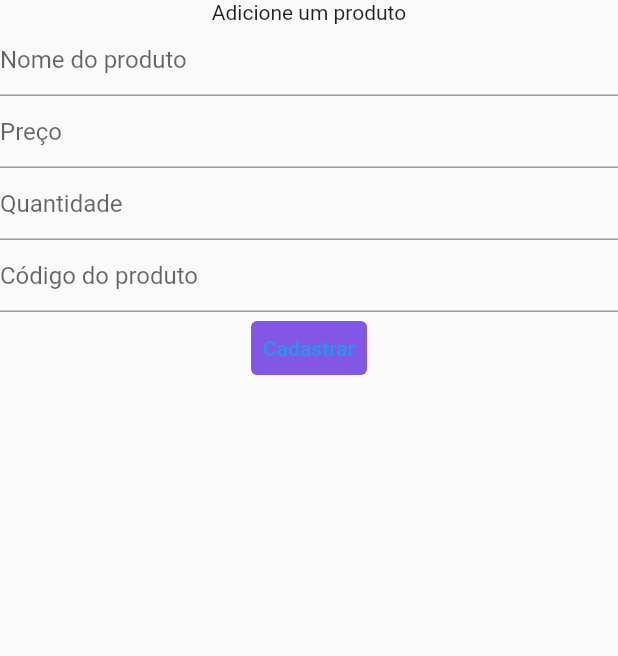
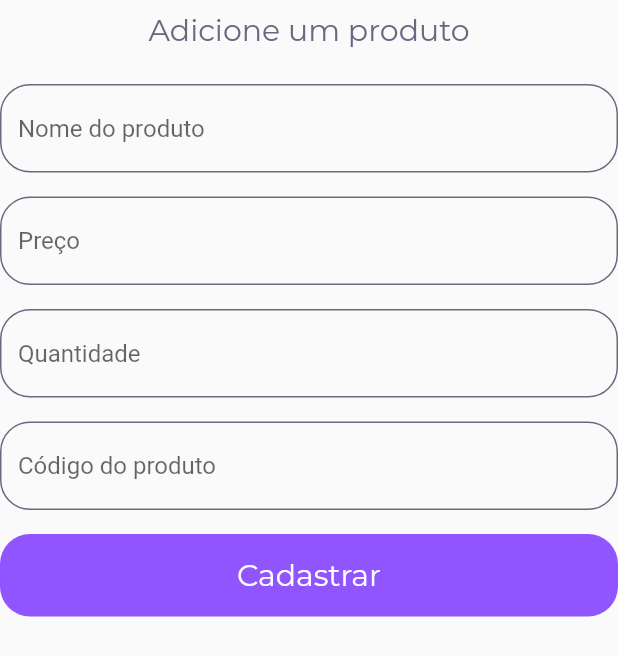
Before and after one commit to marcosanf/goods, a Flutter app: the ProductForm widget shown alone on an empty page, opened directly, on a phone screen of 412 x 824 dp. Shown: the top 656 px of the screen. Run offline on Flutter 3.47's test engine with Material 2 defaults, Android fonts, the light colour scheme and no system bars; our stand-ins replace flutter_svg, font_awesome_flutter, get, google_fonts, hive, hive_flutter; accounts and stored records are empty; network calls fail.

Commit message:
adjust form ui

```diff
--- a/lib/app/modules/home/widgets/product_form_widget.dart
+++ b/lib/app/modules/home/widgets/product_form_widget.dart
@@ -1,6 +1,7 @@
 import 'package:flutter/material.dart';
 import 'package:get/get.dart';
 import 'package:goodz/app/core/app_colors.dart';
+import 'package:goodz/app/core/app_text_styles.dart';
 import 'package:goodz/app/modules/home/home_controller.dart';
 
 class ProductForm extends StatelessWidget {
@@ -12,10 +13,28 @@ class ProductForm extends StatelessWidget {
       child: SingleChildScrollView(
         child: Column(
           children: [
-            Text('Adicione um produto'),
-            TextFormField(
+            Padding(
+              padding: const EdgeInsets.only(top: 8.0, bottom: 16.0),
+              child: Text(
+                'Adicione um produto',
+                style: AppTextStyles.body20,
+              ),
+            ),
+            Padding(
+              padding: const EdgeInsets.only(top: 8.0, bottom: 8.0),
+              child: TextFormField(
                   decoration: InputDecoration(
                     hintText: 'Nome do produto',
+                    focusedBorder: OutlineInputBorder(
+                      borderRadius: BorderRadius.circular(20.0),
+                      borderSide: BorderSide(color: AppColors.mainPurple),
+                    ),
+                    enabledBorder: OutlineInputBorder(
+                      borderRadius: BorderRadius.circular(20.0),
+                      borderSide: BorderSide(
+                        color: AppColors.grey,
+                      ),
+                    ),
                   ),
                   controller: controller.nameController,
                   onSaved: (value) {
@@ -24,24 +43,67 @@ class ProductForm extends StatelessWidget {
                   validator: (value) {
                     return controller.validateProduct(value!);
                   }),
-            TextFormField(
-              decoration: InputDecoration(hintText: 'Preço'),
+            ),
+            Padding(
+              padding: const EdgeInsets.only(top: 8.0, bottom: 8.0),
+              child: TextFormField(
+                decoration: InputDecoration(
+                  hintText: 'Preço',
+                  focusedBorder: OutlineInputBorder(
+                    borderRadius: BorderRadius.circular(20.0),
+                    borderSide: BorderSide(color: AppColors.mainPurple),
+                  ),
+                  enabledBorder: OutlineInputBorder(
+                    borderRadius: BorderRadius.circular(20.0),
+                    borderSide: BorderSide(
+                      color: AppColors.grey,
+                    ),
+                  ),
+                ),
                 keyboardType: TextInputType.number,
                 controller: controller.priceController,
                 onSaved: (value) {
                   controller.price = double.parse(value!);
                 },
               ),
-            TextFormField(
-                decoration: InputDecoration(hintText: 'Quantidade'),
+            ),
+            Padding(
+              padding: const EdgeInsets.only(top: 8.0, bottom: 8.0),
+              child: TextFormField(
+                  decoration: InputDecoration(
+                    hintText: 'Quantidade',
+                    focusedBorder: OutlineInputBorder(
+                      borderRadius: BorderRadius.circular(20.0),
+                      borderSide: BorderSide(color: AppColors.mainPurple),
+                    ),
+                    enabledBorder: OutlineInputBorder(
+                      borderRadius: BorderRadius.circular(20.0),
+                      borderSide: BorderSide(
+                        color: AppColors.grey,
+                      ),
+                    ),
+                  ),
                   controller: controller.amountController,
                   keyboardType: TextInputType.number,
                   onSaved: (value) {
                     controller.amount = int.parse(value!);
                   }),
-            TextFormField(
+            ),
+            Padding(
+              padding: const EdgeInsets.only(top: 8.0, bottom: 8.0),
+              child: TextFormField(
                   decoration: InputDecoration(
                     hintText: 'Código do produto',
+                    focusedBorder: OutlineInputBorder(
+                      borderRadius: BorderRadius.circular(20.0),
+                      borderSide: BorderSide(color: AppColors.mainPurple),
+                    ),
+                    enabledBorder: OutlineInputBorder(
+                      borderRadius: BorderRadius.circular(20.0),
+                      borderSide: BorderSide(
+                        color: AppColors.grey,
+                      ),
+                    ),
                   ),
                   controller: controller.codeController,
                   onSaved: (value) {
@@ -50,20 +112,45 @@ class ProductForm extends StatelessWidget {
                   validator: (value) {
                     return controller.validateCode(value!);
                   }),
-            TextButton(
-              onPressed: () {
+            ),
+            GestureDetector(
+              onTap: () {
                 controller.productForm.currentState!.save();
                 controller.validateRegister();
                 controller.addProduct(controller.product);
                 Get.back();
                 controller.resetForm();
               },
-              child: Text('Cadastrar'),
-              style: ButtonStyle(
-                backgroundColor:
-                    MaterialStateProperty.all<Color>(AppColors.purple),
+              child: Padding(
+                padding: const EdgeInsets.only(top: 8.0, bottom: 8.0),
+                child: Container(
+                  height: 55.0,
+                  width: MediaQuery.of(context).size.width,
+                  decoration: BoxDecoration(
+                      color: AppColors.mainPurple,
+                      borderRadius: BorderRadius.circular(20.0)),
+                  child: Center(
+                      child: Text(
+                    'Cadastrar',
+                    style: AppTextStyles.title,
+                  )),
                 ),
-            )
+              ),
+            ),
+            // TextButton(
+            //   onPressed: () {
+            //     controller.productForm.currentState!.save();
+            //     controller.validateRegister();
+            //     controller.addProduct(controller.product);
+            //     Get.back();
+            //     controller.resetForm();
+            //   },
+            //   child: Text('Cadastrar'),
+            //   style: ButtonStyle(
+            //     backgroundColor:
+            //         MaterialStateProperty.all<Color>(AppColors.purple),
+            //   ),
+            // )
           ],
         ),
       ),
```
Lines whose indentation alone changed are shown as unchanged.
